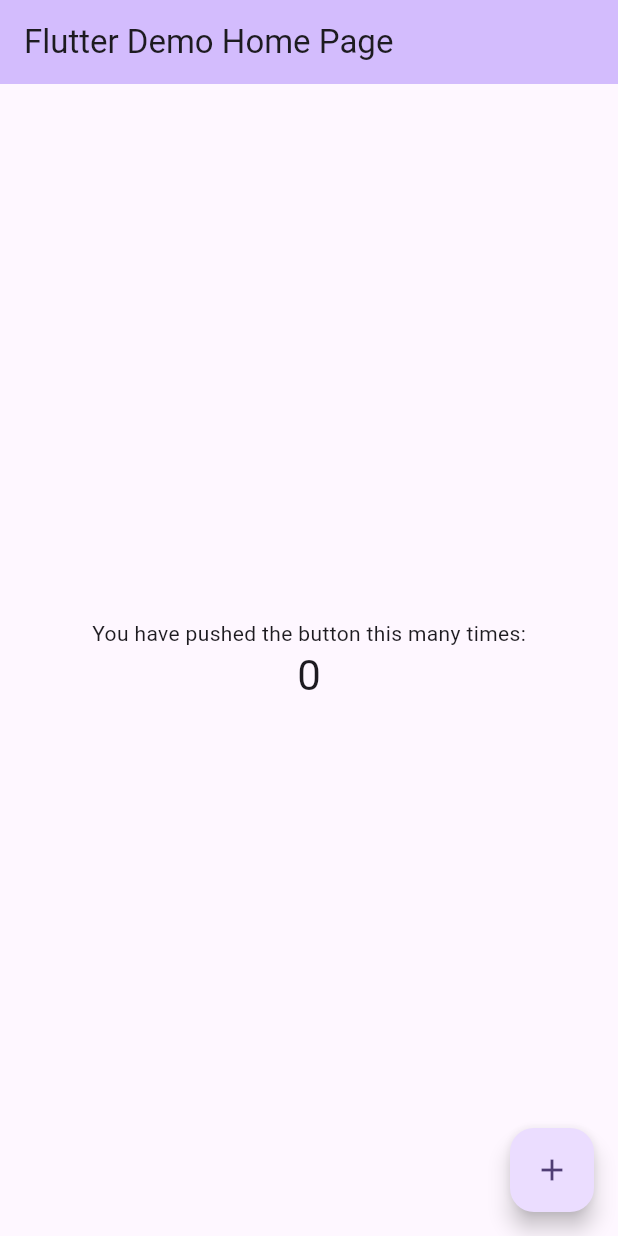
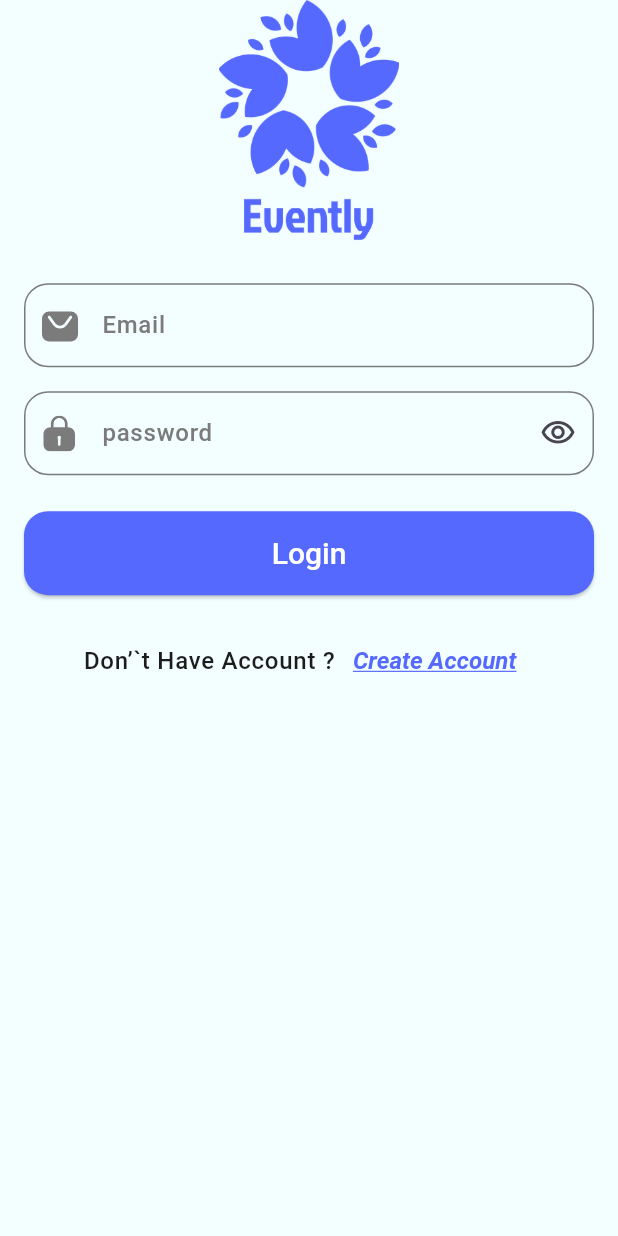
Before and after one commit to Abdalla-Ahmed-Aly/Evently, a Flutter app: the screen it shows after launch, on a phone screen of 412 x 824 dp. Run offline on Flutter 3.47's test engine with Material 3 defaults, Android fonts, the phone set to English and light mode, and no system bars; our stand-ins replace flutter_svg.

Commit message:
implement login screen ui and valditaor for filed

```diff
--- /dev/null
+++ b/lib/app_them.dart
@@ -0,0 +1,98 @@
+import 'package:flutter/material.dart';
+
+class AppThem {
+  static const Color primary = Color(0xff5669FF);
+  static const Color backgroundLight = Color(0xffF2FEFF);
+  static const Color backgroundDark = Color(0xffF2FEFF);
+  static const Color backgroundlight = Color(0xff101127);
+  static const Color black = Color(0xff1C1C1C);
+  static const Color white = Color(0xffFFFFFF);
+  static const Color grey = Color(0xff7B7B7B);
+  static const Color red = Color(0xffff5659);
+
+  static ThemeData LightThem = ThemeData(
+    primaryColor: primary,
+    appBarTheme: AppBarTheme(
+      backgroundColor: backgroundLight,
+      foregroundColor: primary,
+      centerTitle: true,
+      titleTextStyle:
+          TextStyle(fontSize: 16, fontWeight: FontWeight.w500, color: black),
+    ),
+    scaffoldBackgroundColor: backgroundLight,
+    inputDecorationTheme: InputDecorationTheme(
+      hintStyle: TextStyle(
+        fontSize: 16,
+        fontWeight: FontWeight.w500,
+        color: grey,
+      ),
+      enabledBorder: OutlineInputBorder(
+          borderSide: BorderSide(
+            width: 1,
+            color: grey,
+          ),
+          borderRadius: BorderRadius.circular(16)),
+      focusedBorder: OutlineInputBorder(
+          borderSide: BorderSide(
+            width: 1,
+            color: grey,
+          ),
+          borderRadius: BorderRadius.circular(16)),
+      errorBorder: OutlineInputBorder(
+          borderSide: BorderSide(
+            width: 1,
+            color: red,
+          ),
+          borderRadius: BorderRadius.circular(16)),
+      focusedErrorBorder: OutlineInputBorder(
+          borderSide: BorderSide(
+            width: 1,
+            color: red,
+          ),
+          borderRadius: BorderRadius.circular(16)),
+    ),
+    elevatedButtonTheme: ElevatedButtonThemeData(
+      style: ElevatedButton.styleFrom(
+        backgroundColor: primary,
+        foregroundColor: white,
+        shape: RoundedRectangleBorder(
+          borderRadius: BorderRadius.circular(16),
+        ),
+      ),
+    ),
+    textButtonTheme: TextButtonThemeData(
+      style: TextButton.styleFrom(
+        foregroundColor: primary,
+        textStyle: TextStyle(
+          fontSize: 16,
+          fontWeight: FontWeight.bold,
+          fontStyle: FontStyle.italic,
+          decoration: TextDecoration.underline
+        )
+      ),
+    ),
+    textTheme: TextTheme(
+      labelSmall: TextStyle(
+        fontSize: 10,
+        fontWeight: FontWeight.w400,
+        color: black,
+      ),
+      bodyMedium: TextStyle(
+        fontSize: 14,
+        fontWeight: FontWeight.w400,
+        color: black,
+      ),
+      bodyLarge: TextStyle(
+        fontSize: 16,
+        fontWeight: FontWeight.w500,
+        color: black,
+      ),
+      titleLarge: TextStyle(
+        fontSize: 20,
+        fontWeight: FontWeight.w500,
+        color: white,
+      ),
+    ),
+  );
+  static ThemeData darkThem = ThemeData();
+}
--- /dev/null
+++ b/lib/auth/login_screen.dart
@@ -0,0 +1,95 @@
+import 'package:evently/widgets/default_elevated_button.dart';
+import 'package:evently/widgets/default_text_form_filed.dart';
+import 'package:flutter/material.dart';
+
+class LoginScreen extends StatefulWidget {
+  static const String routeName = '/login';
+
+  @override
+  State<LoginScreen> createState() => _LoginScreenState();
+}
+
+class _LoginScreenState extends State<LoginScreen> {
+  TextEditingController emailController = TextEditingController();
+  TextEditingController passwordController = TextEditingController();
+  GlobalKey<FormState> formKey = GlobalKey<FormState>();
+
+  @override
+  Widget build(BuildContext context) {
+    return Scaffold(
+      body: SafeArea(
+        child: Padding(
+          padding: EdgeInsets.symmetric(horizontal: 16),
+          child: Form(
+            key: formKey,
+            child: SingleChildScrollView(
+              child: Column(
+                mainAxisAlignment: MainAxisAlignment.center,
+                children: [
+                  Image.asset(
+                    'assets/images/Logo.png',
+                    height: MediaQuery.sizeOf(context).height * 0.2,
+                    fit: BoxFit.fill,
+                  ),
+                  SizedBox(
+                    height: 24,
+                  ),
+                  DefaultTextFormFiled(
+                    controller: emailController,
+                    hintText: 'Email',
+                    prefixIcons: 'email',
+                    validator: (value) {
+                      if (value == null || value.length < 5) {
+                        return 'Invalid Email';
+                      }
+                      return null;
+                    },
+                  ),
+                  SizedBox(
+                    height: 16,
+                  ),
+                  DefaultTextFormFiled(
+                    controller: passwordController,
+                    hintText: 'password',
+                    prefixIcons: 'password',
+                    isPassword: true,
+                    validator: (value) {
+                      if (value == null || value.length < 8) {
+                        return 'Password can not be Less than 8 characters ';
+                      }
+                      return null;
+                    },
+                  ),
+                  SizedBox(
+                    height: 24,
+                  ),
+                  DefaultElevatedButton(Lable: 'Login', onPressed: Login),
+                  SizedBox(
+                    height: 20,
+                  ),
+                  Row(
+                    mainAxisAlignment: MainAxisAlignment.center,
+                    children: [
+                      Text(
+                        "Don’`t Have Account ?",
+                        style: Theme.of(context).textTheme.bodyLarge,
+                      ),
+                      TextButton(
+                        onPressed: () {},
+                        child: Text('Create Account'),
+                      )
+                    ],
+                  )
+                ],
+              ),
+            ),
+          ),
+        ),
+      ),
+    );
+  }
+
+  void Login() {
+    if (formKey.currentState!.validate()) {}
+  }
+}
--- a/lib/main.dart
+++ b/lib/main.dart
@@ -1,125 +1,23 @@
+import 'package:evently/app_them.dart';
+import 'package:evently/auth/login_screen.dart';
 import 'package:flutter/material.dart';
 
-void main() {
-  runApp(const MyApp());
+void main(){
+  runApp(EventlyApp());
 }
-
-class MyApp extends StatelessWidget {
-  const MyApp({super.key});
-
-  // This widget is the root of your application.
+class EventlyApp extends StatelessWidget {
   @override
   Widget build(BuildContext context) {
     return MaterialApp(
-      title: 'Flutter Demo',
-      theme: ThemeData(
-        // This is the theme of your application.
-        //
-        // TRY THIS: Try running your application with "flutter run". You'll see
-        // the application has a purple toolbar. Then, without quitting the app,
-        // try changing the seedColor in the colorScheme below to Colors.green
-        // and then invoke "hot reload" (save your changes or press the "hot
-        // reload" button in a Flutter-supported IDE, or press "r" if you used
-        // the command line to start the app).
-        //
-        // Notice that the counter didn't reset back to zero; the application
-        // state is not lost during the reload. To reset the state, use hot
-        // restart instead.
-        //
-        // This works for code too, not just values: Most code changes can be
-        // tested with just a hot reload.
-        colorScheme: ColorScheme.fromSeed(seedColor: Colors.deepPurple),
-        useMaterial3: true,
-      ),
-      home: const MyHomePage(title: 'Flutter Demo Home Page'),
+      debugShowCheckedModeBanner: false,
+      routes: {
+        LoginScreen.routeName: (_)=> LoginScreen(),
+      },
+      initialRoute: LoginScreen.routeName,
+      theme: AppThem.LightThem,
+      darkTheme: AppThem.darkThem,
+      themeMode: ThemeMode.light,
     );
   }
+
 }
-
-class MyHomePage extends StatefulWidget {
-  const MyHomePage({super.key, required this.title});
-
-  // This widget is the home page of your application. It is stateful, meaning
-  // that it has a State object (defined below) that contains fields that affect
-  // how it looks.
-
-  // This class is the configuration for the state. It holds the values (in this
-  // case the title) provided by the parent (in this case the App widget) and
-  // used by the build method of the State. Fields in a Widget subclass are
-  // always marked "final".
-
-  final String title;
-
-  @override
-  State<MyHomePage> createState() => _MyHomePageState();
-}
-
-class _MyHomePageState extends State<MyHomePage> {
-  int _counter = 0;
-
-  void _incrementCounter() {
-    setState(() {
-      // This call to setState tells the Flutter framework that something has
-      // changed in this State, which causes it to rerun the build method below
-      // so that the display can reflect the updated values. If we changed
-      // _counter without calling setState(), then the build method would not be
-      // called again, and so nothing would appear to happen.
-      _counter++;
-    });
-  }
-
-  @override
-  Widget build(BuildContext context) {
-    // This method is rerun every time setState is called, for instance as done
-    // by the _incrementCounter method above.
-    //
-    // The Flutter framework has been optimized to make rerunning build methods
-    // fast, so that you can just rebuild anything that needs updating rather
-    // than having to individually change instances of widgets.
-    return Scaffold(
-      appBar: AppBar(
-        // TRY THIS: Try changing the color here to a specific color (to
-        // Colors.amber, perhaps?) and trigger a hot reload to see the AppBar
-        // change color while the other colors stay the same.
-        backgroundColor: Theme.of(context).colorScheme.inversePrimary,
-        // Here we take the value from the MyHomePage object that was created by
-        // the App.build method, and use it to set our appbar title.
-        title: Text(widget.title),
-      ),
-      body: Center(
-        // Center is a layout widget. It takes a single child and positions it
-        // in the middle of the parent.
-        child: Column(
-          // Column is also a layout widget. It takes a list of children and
-          // arranges them vertically. By default, it sizes itself to fit its
-          // children horizontally, and tries to be as tall as its parent.
-          //
-          // Column has various properties to control how it sizes itself and
-          // how it positions its children. Here we use mainAxisAlignment to
-          // center the children vertically; the main axis here is the vertical
-          // axis because Columns are vertical (the cross axis would be
-          // horizontal).
-          //
-          // TRY THIS: Invoke "debug painting" (choose the "Toggle Debug Paint"
-          // action in the IDE, or press "p" in the console), to see the
-          // wireframe for each widget.
-          mainAxisAlignment: MainAxisAlignment.center,
-          children: <Widget>[
-            const Text(
-              'You have pushed the button this many times:',
-            ),
-            Text(
-              '$_counter',
-              style: Theme.of(context).textTheme.headlineMedium,
-            ),
-          ],
-        ),
-      ),
-      floatingActionButton: FloatingActionButton(
-        onPressed: _incrementCounter,
-        tooltip: 'Increment',
-        child: const Icon(Icons.add),
-      ), // This trailing comma makes auto-formatting nicer for build methods.
-    );
-  }
-}
--- /dev/null
+++ b/lib/widgets/default_elevated_button.dart
@@ -0,0 +1,22 @@
+import 'package:flutter/material.dart';
+
+class DefaultElevatedButton extends StatelessWidget {
+  DefaultElevatedButton({
+    required this.Lable,
+    required this.onPressed,
+  });
+  String Lable;
+  VoidCallback onPressed;
+  @override
+  Widget build(BuildContext context) {
+    return ElevatedButton(
+      style: ElevatedButton.styleFrom(
+          fixedSize: Size(MediaQuery.sizeOf(context).width, 56)),
+      onPressed: onPressed,
+      child: Text(
+        Lable,
+        style: Theme.of(context).textTheme.titleLarge,
+      ),
+    );
+  }
+}
--- /dev/null
+++ b/lib/widgets/default_text_form_filed.dart
@@ -0,0 +1,55 @@
+import 'package:flutter/material.dart';
+import 'package:flutter_svg/flutter_svg.dart';
+
+class DefaultTextFormFiled extends StatefulWidget {
+  DefaultTextFormFiled({
+    required this.controller,
+    required this.hintText,
+    this.prefixIcons,
+    this.validator,
+    this.isPassword = false,
+  });
+  TextEditingController controller;
+  String hintText;
+  String? prefixIcons;
+  String? Function(String?)? validator;
+  bool isPassword;
+
+  @override
+  State<DefaultTextFormFiled> createState() => _DefaultTextFormFiledState();
+}
+
+class _DefaultTextFormFiledState extends State<DefaultTextFormFiled> {
+  late bool isObscure = widget.isPassword;
+
+  @override
+  Widget build(BuildContext context) {
+    return TextFormField(
+      validator: widget.validator,
+      controller: widget.controller,
+      decoration: InputDecoration(
+          hintText: widget.hintText,
+          prefixIcon: SvgPicture.asset(
+            'assets/icons/${widget.prefixIcons}.svg',
+            height: 24,
+            width: 24,
+            fit: BoxFit.scaleDown,
+          ),
+          suffixIcon: widget.isPassword
+              ? IconButton(
+                  onPressed: () {
+                    isObscure = !isObscure;
+                    setState(() {});
+                  },
+                  icon: Icon(isObscure
+                      ? Icons.visibility_outlined
+                      : Icons.visibility_off_outlined),
+                )
+              : null),
+      obscureText: isObscure,
+      autovalidateMode: AutovalidateMode.onUserInteraction,
+
+
+    );
+  }
+}
```
Also changed, not shown: pubspec.yaml (+6 -3 lines), assets/icons/email.svg (added), assets/icons/name.svg (added), assets/icons/password.svg (added), pubspec.lock.
